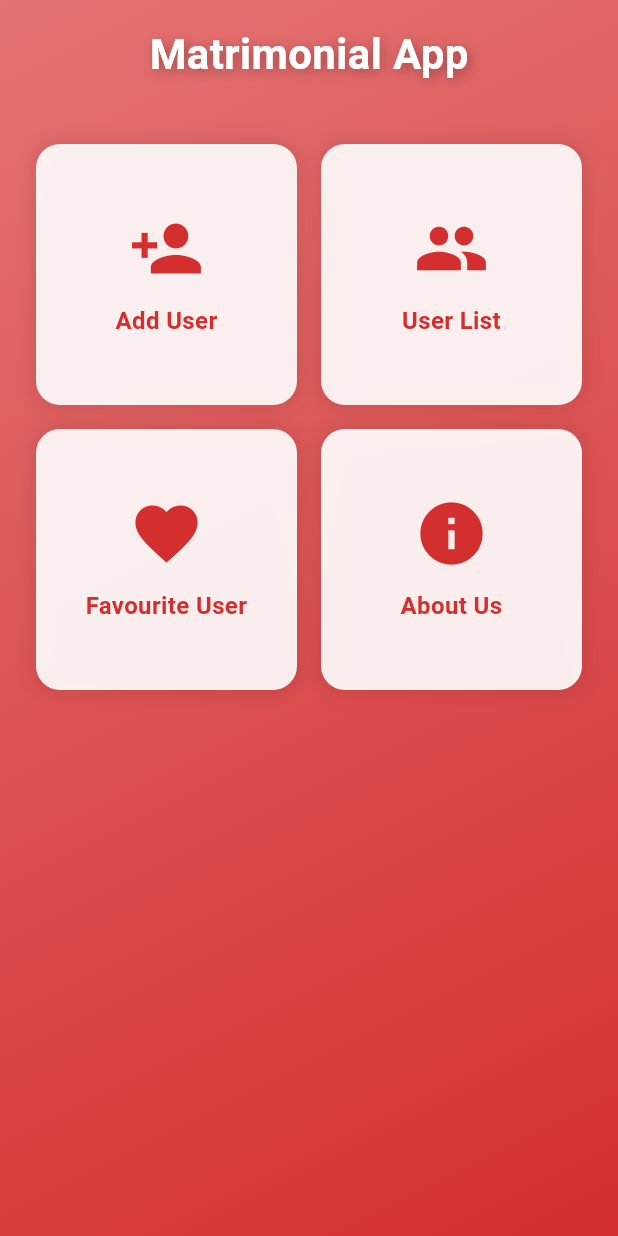
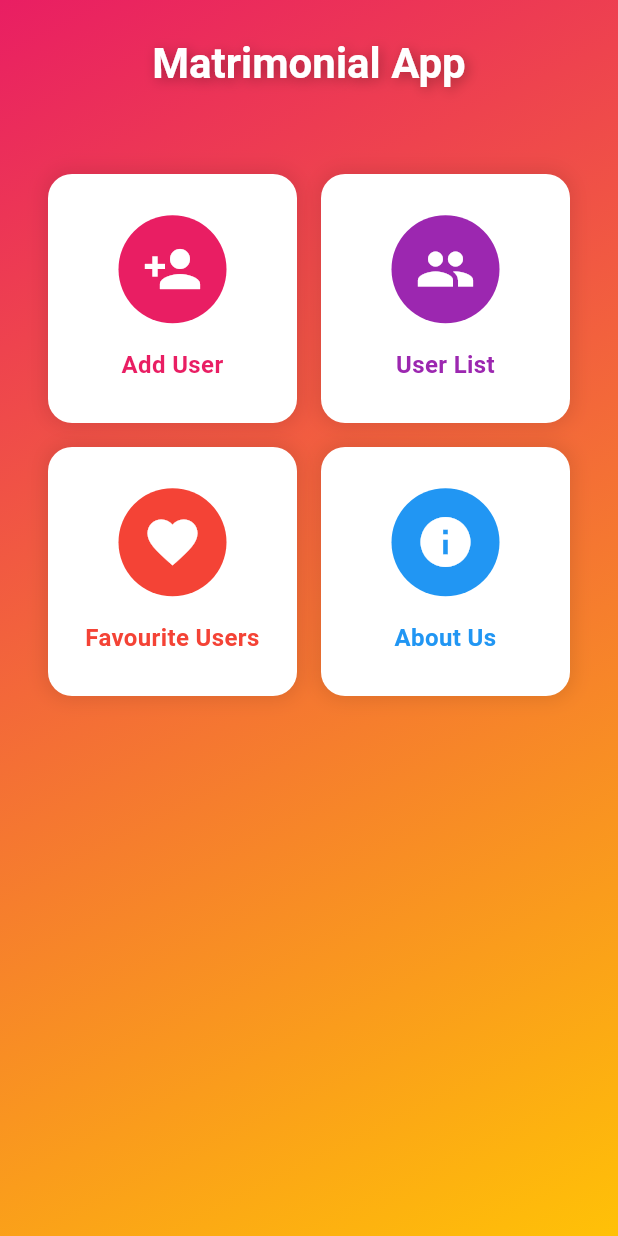
Before and after one commit to ombhut175/heart_bridge, a Flutter app: the screen it shows after launch, on a phone screen of 412 x 824 dp. Run offline on Flutter 3.47's test engine with Material 3 defaults, Android fonts, the phone set to English and light mode, and no system bars; our stand-ins replace flutter_staggered_animations, sqflite; accounts and stored records are empty; Roboto replaces fonts that are missing (Hind).

Commit message:
redesigned dashboard_screen.dart

```diff
--- a/lib/dashboard/dashboard_screen.dart
+++ b/lib/dashboard/dashboard_screen.dart
@@ -2,69 +2,58 @@ import 'package:flutter/material.dart';
 import 'package:matrimony_app/about_page/about_page.dart';
 import 'package:matrimony_app/add_edit_user/add_edit_user_screen.dart';
 import 'package:matrimony_app/list_view/list_view.dart';
-import 'package:matrimony_app/user_management/checking.dart';
 import 'package:matrimony_app/user_management/user.dart';
 import 'package:flutter_staggered_animations/flutter_staggered_animations.dart';
 
-class DashboardScreen extends StatefulWidget {
-  const DashboardScreen({super.key});
-
-  @override
-  State<DashboardScreen> createState() => _DashboardScreenState();
-}
-
-class _DashboardScreenState extends State<DashboardScreen> {
-  List<Map<String, dynamic>> attributesList = [
+class DashboardScreen extends StatelessWidget {
+  final List<Map<String, dynamic>> menuItems = [
     {
-      "Icon": Icons.person_add,
-      "Name": "Add User",
-      "OnClick": (context) {
-        Navigator.push(context, MaterialPageRoute(
-          builder: (context) {
-            return UserEntryPage();
-          },
-        )).then(
-              (value) async {
-            User user = await User.create();
-            await user.addUser(value);
-          },
+      "icon": Icons.person_add,
+      "name": "Add User",
+      "color": Color(0xFFE91E63),
+      "onTap": (context) async {
+        final result = await Navigator.push(
+          context,
+          MaterialPageRoute(builder: (context) => UserEntryPage()),
         );
-      }
+        if (result != null) {
+          User user = await User.create();
+          await user.addUser(result);
+        }
+      },
     },
     {
-      "Icon": Icons.people,
-      "Name": "User List",
-      "OnClick": (context) {
-        Navigator.push(context, MaterialPageRoute(
-          builder: (context) {
-            return UserListPage();
-          },
-        ));
-      }
+      "icon": Icons.people,
+      "name": "User List",
+      "color": Color(0xFF9C27B0),
+      "onTap": (context) {
+        Navigator.push(
+          context,
+          MaterialPageRoute(builder: (context) => UserListPage()),
+        );
+      },
     },
     {
-      "Icon": Icons.favorite,
-      "Name": "Favourite User",
-      "OnClick": (context) {
-        Navigator.push(context, MaterialPageRoute(
-          builder: (context) {
-            return UserListPage(
-              isFavourite: true,
-            );
-          },
-        ));
-      }
+      "icon": Icons.favorite,
+      "name": "Favourite Users",
+      "color": Color(0xFFF44336),
+      "onTap": (context) {
+        Navigator.push(
+          context,
+          MaterialPageRoute(builder: (context) => UserListPage(isFavourite: true)),
+        );
+      },
     },
     {
-      "Icon": Icons.info,
-      "Name": "About Us",
-      "OnClick": (context) {
-        Navigator.push(context, MaterialPageRoute(
-          builder: (context) {
-            return AboutPage();
-          },
-        ));
-      }
+      "icon": Icons.info,
+      "name": "About Us",
+      "color": Color(0xFF2196F3),
+      "onTap": (context) {
+        Navigator.push(
+          context,
+          MaterialPageRoute(builder: (context) => AboutPage()),
+        );
+      },
     },
   ];
 
@@ -76,20 +65,19 @@ class _DashboardScreenState extends State<DashboardScreen> {
           gradient: LinearGradient(
             begin: Alignment.topLeft,
             end: Alignment.bottomRight,
-            colors: [Colors.red.shade300, Colors.red.shade700],
+            colors: [Color(0xFFE91E63), Color(0xFFFFC107)],
           ),
         ),
         child: SafeArea(
           child: Column(
             children: [
               Padding(
-                padding: const EdgeInsets.all(16.0),
+                padding: const EdgeInsets.all(24.0),
                 child: Text(
                   "Matrimonial App",
-                  style: TextStyle(
-                    fontSize: 28,
+                  style: Theme.of(context).textTheme.headlineMedium!.copyWith(
+                    color: Colors.white,
                     fontWeight: FontWeight.bold,
-                    color: Colors.white,
                     shadows: [
                       Shadow(
                         blurRadius: 10.0,
@@ -104,20 +92,16 @@ class _DashboardScreenState extends State<DashboardScreen> {
                 child: AnimationLimiter(
                   child: GridView.count(
                     crossAxisCount: 2,
-                    padding: const EdgeInsets.all(16),
+                    padding: const EdgeInsets.all(24),
                     children: List.generate(
-                      attributesList.length,
+                      menuItems.length,
                           (index) => AnimationConfiguration.staggeredGrid(
                         position: index,
                         duration: const Duration(milliseconds: 375),
                         columnCount: 2,
                         child: ScaleAnimation(
                           child: FadeInAnimation(
-                            child: getGridView(
-                              iconToUse: attributesList[index]["Icon"],
-                              name: attributesList[index]["Name"],
-                              onClickFunction: attributesList[index]["OnClick"],
-                            ),
+                            child: _buildMenuItem(context, menuItems[index]),
                           ),
                         ),
                       ),
@@ -132,19 +116,13 @@ class _DashboardScreenState extends State<DashboardScreen> {
     );
   }
 
-  Widget getGridView({
-    required IconData iconToUse,
-    required String name,
-    Function? onClickFunction,
-  }) {
+  Widget _buildMenuItem(BuildContext context, Map<String, dynamic> item) {
     return GestureDetector(
-      onTap: () {
-        onClickFunction!(context);
-      },
+      onTap: () => item['onTap'](context),
       child: Container(
         margin: EdgeInsets.all(8),
         decoration: BoxDecoration(
-          color: Colors.white.withOpacity(0.9),
+          color: Colors.white,
           borderRadius: BorderRadius.circular(16),
           boxShadow: [
             BoxShadow(
@@ -157,18 +135,25 @@ class _DashboardScreenState extends State<DashboardScreen> {
         child: Column(
           mainAxisAlignment: MainAxisAlignment.center,
           children: [
-            Icon(
-              iconToUse,
-              size: 50,
-              color: Colors.red.shade700,
+            Container(
+              padding: EdgeInsets.all(16),
+              decoration: BoxDecoration(
+                color: item['color'],
+                shape: BoxShape.circle,
+              ),
+              child: Icon(
+                item['icon'],
+                size: 40,
+                color: Colors.white,
+              ),
             ),
-            SizedBox(height: 12),
+            SizedBox(height: 16),
             Text(
-              name,
+              item['name'],
               style: TextStyle(
                 fontWeight: FontWeight.bold,
                 fontSize: 16,
-                color: Colors.red.shade700,
+                color: item['color'],
               ),
               textAlign: TextAlign.center,
             ),
--- a/lib/main.dart
+++ b/lib/main.dart
@@ -1,6 +1,4 @@
 import 'package:flutter/material.dart';
-import 'package:matrimony_app/about_page/about_page.dart';
-import 'package:matrimony_app/add_edit_user/add_edit_user_screen.dart';
 import 'package:matrimony_app/dashboard/dashboard_screen.dart';
 import 'package:matrimony_app/database/my_database.dart';
 
@@ -11,39 +9,43 @@
 class MyApp extends StatelessWidget {
   const MyApp({super.key});
 
-  // This widget is the root of your application.
   @override
   Widget build(BuildContext context) {
     return MaterialApp(
       title: 'Matrimony App',
       debugShowCheckedModeBanner: false,
       theme: ThemeData(
-        // This is the theme of your application.
-        //
-        // TRY THIS: Try running your application with "flutter run". You'll see
-        // the application has a purple toolbar. Then, without quitting the app,
-        // try changing the seedColor in the colorScheme below to Colors.green
-        // and then invoke "hot reload" (save your changes or press the "hot
-        // reload" button in a Flutter-supported IDE, or press "r" if you used
-        // the command line to start the app).
-        //
-        // Notice that the counter didn't reset back to zero; the application
-        // state is not lost during the reload. To reset the state, use hot
-        // restart instead.
-        //
-        // This works for code too, not just values: Most code changes can be
-        // tested with just a hot reload.
-        colorScheme: ColorScheme.fromSeed(seedColor: Colors.deepPurple),
-        useMaterial3: true,
+        primaryColor: Color(0xFFE91E63),
+        colorScheme: ColorScheme.fromSeed(
+          seedColor: Color(0xFFE91E63),
+          secondary: Color(0xFFFFC107),
+        ),
+        fontFamily: 'Roboto',
+        textTheme: TextTheme(
+          displayLarge: TextStyle(fontSize: 72.0, fontWeight: FontWeight.bold),
+          titleLarge: TextStyle(fontSize: 36.0, fontStyle: FontStyle.italic),
+          bodyMedium: TextStyle(fontSize: 14.0, fontFamily: 'Hind'),
+        ),
+        elevatedButtonTheme: ElevatedButtonThemeData(
+          style: ElevatedButton.styleFrom(
+            foregroundColor: Colors.white,
+            backgroundColor: Color(0xFFE91E63),
+            shape: RoundedRectangleBorder(
+              borderRadius: BorderRadius.circular(32.0),
+            ),
+          ),
+        ),
       ),
       home: FutureBuilder(
         future: MyDatabase().initDatabase(),
         builder: (context, snapshot) {
           return snapshot.hasData
               ? DashboardScreen()
-              : const Center(
-                  child: CircularProgressIndicator(),
-                );
+              : Center(
+            child: CircularProgressIndicator(
+              valueColor: AlwaysStoppedAnimation<Color>(Color(0xFFE91E63)),
+            ),
+          );
         },
       ),
     );
```
